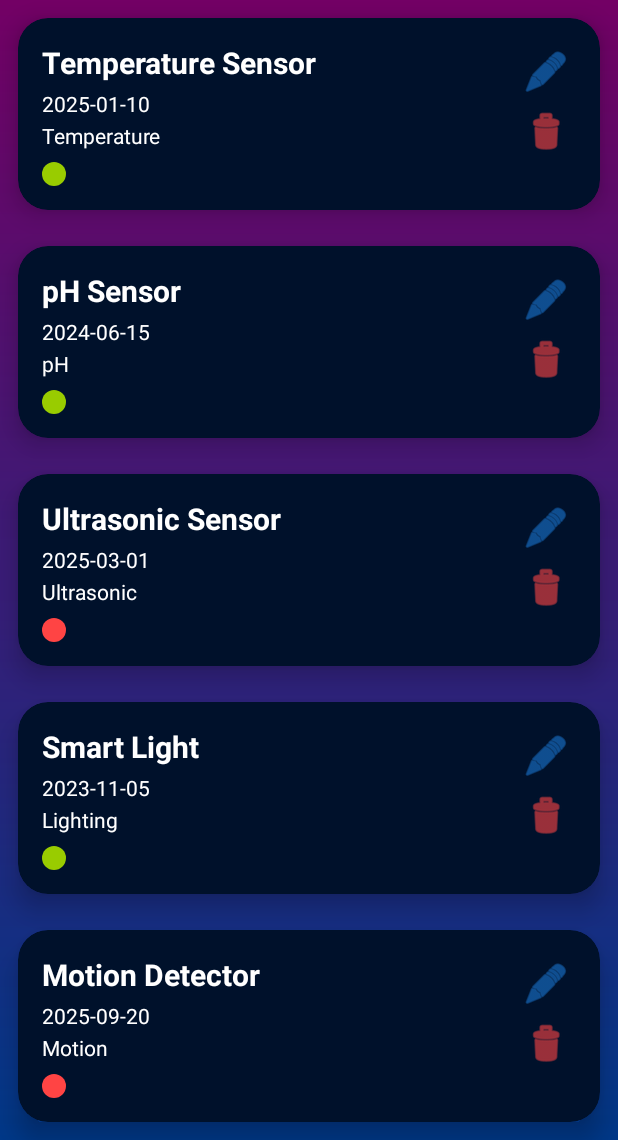
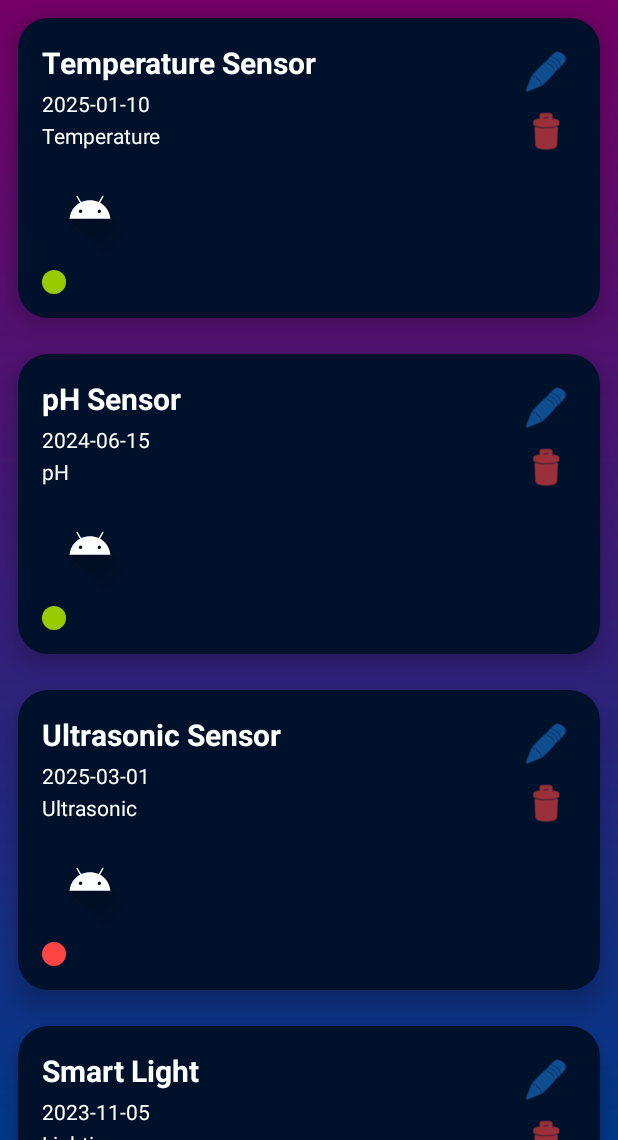
Before and after one commit to JeffHalley/MobileAppDevCA2, an Android app: the screen it shows after launch (DeviceListActivity), on a phone screen of 412 x 824 dp, the part 96-1236 px from its top. Run offline under Robolectric (Android 15) with nearby library versions, the phone set to English and light mode, and no system bars; our stand-ins replace Picasso, Timber; libraries missing offline, so code that uses them is left out: com.github.ajalt.timberkt, timber.log; 7 statements that could not run were skipped.

Commit message:
feat: Display device image and refine edit UI
This commit introduces the functionality to display an image for each device in the device list and refines the user interface for editing a device.

- **Device Card (`card_device.xml`):**
    - Adds an `ImageView` (`imageIcon`) to the device card layout to display the device's image.
    - Rearranges the layout to accommodate the new image view, placing it below the device details and above the status indicator.

- **Device List Adapter (`DeviceAdapter.kt`):**
    - Integrates the Picasso library to load and display the device's image in the `imageIcon` view.
    - If a device has an image URI, Picasso loads it; otherwise, a placeholder image is shown.

- **Device Activity (`DeviceActivity.kt`):**
    - Dynamically updates the text of the title, submit button, and image selection button based on whether the user is adding a new device or editing an existing one.

- **Strings (`strings.xml`):**
    - Adds a new string resource `change_device_image` for the image button text when editing a device.

```diff
--- a/app/src/main/java/ie/setu/mobileAppDevCA2/adapters/DeviceAdapter.kt
+++ b/app/src/main/java/ie/setu/mobileAppDevCA2/adapters/DeviceAdapter.kt
@@ -3,6 +3,9 @@ package ie.setu.mobileAppDevCA2.adapters
 import android.view.LayoutInflater
 import android.view.ViewGroup
 import androidx.recyclerview.widget.RecyclerView
+import com.squareup.picasso.Picasso
+import ie.setu.mobileAppDevCA2.R
+import ie.setu.mobileAppDevCA2.R.drawable.placeholder
 import ie.setu.mobileAppDevCA2.databinding.CardDeviceBinding
 import ie.setu.mobileAppDevCA2.models.DeviceModel
 
@@ -46,6 +49,14 @@ class DeviceAdapter(
                 "no family available"
             }
 
+            if (device.image.isNotEmpty()) {
+                Picasso.get()
+                    .load(device.image)
+                    .resize(200, 200)
+                    .into(binding.imageIcon)
+            } else {
+                binding.imageIcon.setImageResource(placeholder) // placeholder
+            }
 
             val colorRes =
                 if (device.status) android.R.color.holo_green_light else android.R.color.holo_red_light
--- a/app/src/main/res/layout/card_device.xml
+++ b/app/src/main/res/layout/card_device.xml
@@ -1,4 +1,3 @@
-<?xml version="1.0" encoding="utf-8"?>
 <androidx.cardview.widget.CardView xmlns:android="http://schemas.android.com/apk/res/android"
     xmlns:app="http://schemas.android.com/apk/res-auto"
     xmlns:tools="http://schemas.android.com/tools"
@@ -14,6 +13,7 @@
         android:layout_height="wrap_content"
         android:padding="16dp">
 
+        <!-- Edit Button Top Right -->
         <ImageButton
             android:id="@+id/btnEditCard"
             android:layout_width="40dp"
@@ -26,6 +26,7 @@
             app:layout_constraintTop_toTopOf="parent"
             app:tint="@color/colorAccent" />
 
+        <!-- Delete Button Below Edit -->
         <ImageButton
             android:id="@+id/btnDeleteCard"
             android:layout_width="40dp"
@@ -35,10 +36,10 @@
             android:padding="8dp"
             android:src="@android:drawable/ic_menu_delete"
             app:layout_constraintEnd_toEndOf="parent"
-            app:layout_constraintStart_toStartOf="@id/btnEditCard"
             app:layout_constraintTop_toBottomOf="@id/btnEditCard"
             app:tint="@android:color/holo_red_light" />
 
+        <!-- Device Title -->
         <TextView
             android:id="@+id/deviceTitle"
             android:layout_width="0dp"
@@ -49,11 +50,11 @@
             android:textSize="20sp"
             android:textStyle="bold"
             app:layout_constraintEnd_toStartOf="@id/btnEditCard"
-            app:layout_constraintHorizontal_bias="0"
             app:layout_constraintStart_toStartOf="parent"
             app:layout_constraintTop_toTopOf="parent"
             tools:text="Iot Device Name" />
 
+        <!-- Activated At -->
         <TextView
             android:id="@+id/deviceActivatedAt"
             android:layout_width="0dp"
@@ -66,6 +67,7 @@
             app:layout_constraintTop_toBottomOf="@id/deviceTitle"
             tools:text="Activated: 2025-10-18" />
 
+        <!-- Sensor Family -->
         <TextView
             android:id="@+id/deviceSensorFamily"
             android:layout_width="0dp"
@@ -78,15 +80,26 @@
             app:layout_constraintTop_toBottomOf="@id/deviceActivatedAt"
             tools:text="Sensor: pH Sensor" />
 
-        <!-- Status Indicator Bottom Right -->
+        <!-- Device Image Below Sensor Family -->
+        <ImageView
+            android:id="@+id/imageIcon"
+            android:layout_width="64dp"
+            android:layout_height="64dp"
+            android:layout_marginTop="8dp"
+            android:contentDescription="@string/change_device_image"
+            app:layout_constraintStart_toStartOf="@id/deviceTitle"
+            app:layout_constraintTop_toBottomOf="@id/deviceSensorFamily"
+            tools:srcCompat="@mipmap/ic_launcher" />
+
+        <!-- Status Indicator Below Image -->
         <View
             android:id="@+id/statusIndicator"
             android:layout_width="16dp"
             android:layout_height="16dp"
             android:layout_marginTop="8dp"
             android:background="@drawable/circle_shape"
-            app:layout_constraintTop_toBottomOf="@id/deviceSensorFamily"
-            app:layout_constraintStart_toStartOf="@id/deviceTitle" />
+            app:layout_constraintStart_toStartOf="@id/deviceTitle"
+            app:layout_constraintTop_toBottomOf="@id/imageIcon" />
 
     </androidx.constraintlayout.widget.ConstraintLayout>
 </androidx.cardview.widget.CardView>
--- a/app/src/main/res/values/strings.xml
+++ b/app/src/main/res/values/strings.xml
@@ -11,6 +11,7 @@
     <string name="delete_all">Delete All</string>
     <string name="button_addImage"> Add Image </string>
     <string name="select_device_image">Select placemark image</string>
+    <string name="change_device_image">Choose new placemark image</string>
 
     <string-array name="device_categories">
         <item>Sensor Family</item>
```
Also changed, not shown: app/src/main/java/ie/setu/mobileAppDevCA2/activities/DeviceActivity.kt (+15 -2 lines).
